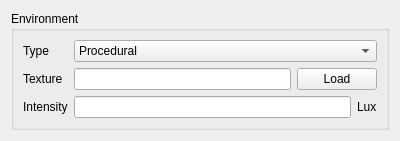
Old version of the form intern/src/editor_gui/edit_inspector_environment.ui in the repository swantmon/saltwater.
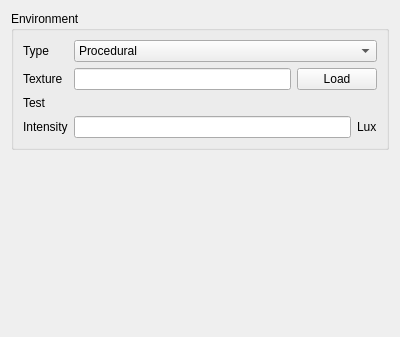
New version of the form. Custom widgets are drawn as their Qt base class.

Commit message: First step for drag and drop textures

The edit to the form file:
```diff
--- a/intern/src/editor_gui/edit_inspector_environment.ui
+++ b/intern/src/editor_gui/edit_inspector_environment.ui
@@ -7,7 +7,7 @@
     <x>0</x>
     <y>0</y>
     <width>400</width>
-    <height>138</height>
+    <height>337</height>
    </rect>
   </property>
   <property name="windowTitle">
@@ -36,6 +36,13 @@
           </item>
          </layout>
         </item>
+        <item row="3" column="0">
+         <widget class="QLabel" name="label_3">
+          <property name="text">
+           <string>Intensity</string>
+          </property>
+         </widget>
+        </item>
         <item row="0" column="0">
          <widget class="QLabel" name="label">
           <property name="text">
@@ -43,14 +50,7 @@
           </property>
          </widget>
         </item>
-        <item row="2" column="0">
-         <widget class="QLabel" name="label_3">
-          <property name="text">
-           <string>Intensity</string>
-          </property>
-         </widget>
-        </item>
-        <item row="2" column="1">
+        <item row="3" column="1">
          <layout class="QHBoxLayout" name="horizontalLayout">
           <item>
            <widget class="QLineEdit" name="m_pIntensityEdit"/>
@@ -95,6 +95,16 @@
           </property>
          </widget>
         </item>
+        <item row="2" column="0">
+         <widget class="QLabel" name="label_2">
+          <property name="text">
+           <string>Test</string>
+          </property>
+         </widget>
+        </item>
+        <item row="2" column="1">
+         <widget class="Edit::CTextureValue" name="m_pTestTextureValue" native="true"/>
+        </item>
        </layout>
       </item>
      </layout>
@@ -115,6 +125,14 @@
    </item>
   </layout>
  </widget>
+ <customwidgets>
+  <customwidget>
+   <class>Edit::CTextureValue</class>
+   <extends>QWidget</extends>
+   <header>edit_texture_value.h</header>
+   <container>1</container>
+  </customwidget>
+ </customwidgets>
  <resources/>
  <connections>
   <connection>
```
The commit also changes 5 other files.
